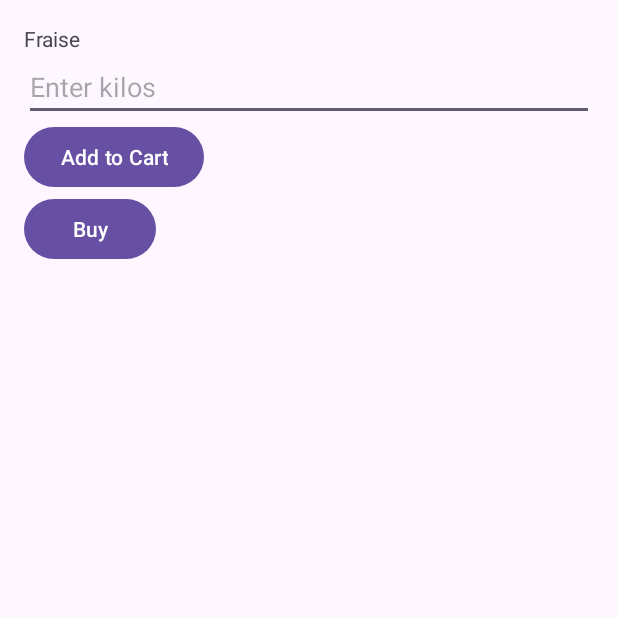
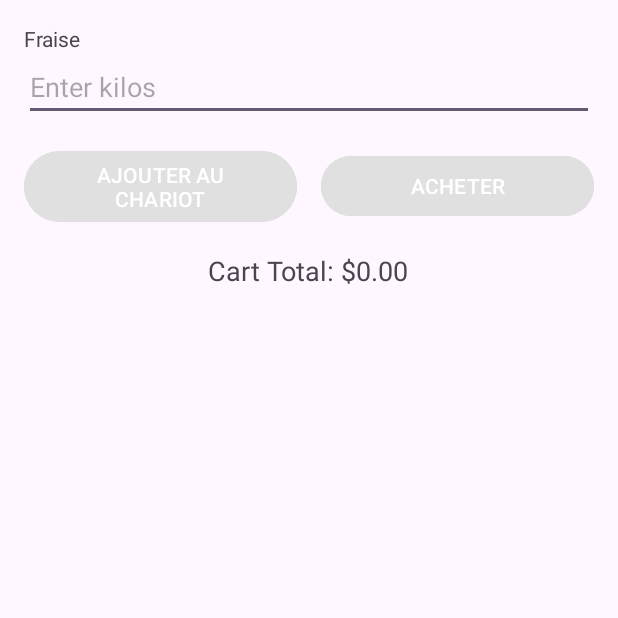
Before and after one commit to FradiMohamedAmine/FruitProject_devMobile, an Android app: the screen it shows after launch (PurchaseActivity), after a tap on "Fraise", on a phone screen of 412 x 824 dp, the top half of it. Run offline under Robolectric (Android 15) with nearby library versions, the phone set to English and light mode, and no system bars.

Commit message:
feat: add to cart

```diff
--- a/app/src/main/java/com/example/myapplication/PurchaseActivity.java
+++ b/app/src/main/java/com/example/myapplication/PurchaseActivity.java
@@ -10,65 +10,83 @@ import android.widget.Toast;
 
 import androidx.appcompat.app.AppCompatActivity;
 
-import java.io.Serializable;
-
 import utils.Fruit;
 
 public class PurchaseActivity extends AppCompatActivity {
 
-    private TextView fruitName;
+    private TextView fruitName, cartTotalText;
     private EditText kilos;
     private Button addToCartButton, buyButton;
     private Fruit fruit;
+    private static float totalSum = 0.0f;  // Static total sum of all purchases
 
     @Override
     protected void onCreate(Bundle savedInstanceState) {
         super.onCreate(savedInstanceState);
         setContentView(R.layout.activity_purchase);
 
-        // Find views by ID
         fruitName = findViewById(R.id.fruitName);
         kilos = findViewById(R.id.kilos);
+        cartTotalText = findViewById(R.id.cartTotalText);  // TextView to display cart total
         addToCartButton = findViewById(R.id.addToCartButton);
         buyButton = findViewById(R.id.buyButton);
 
-        // Get the Fruit object from the Intent
         Intent intent = getIntent();
         fruit = (Fruit) intent.getSerializableExtra("fruit");
 
-        // Set fruit name to TextView
         if (fruit != null) {
             fruitName.setText(fruit.getName());
         } else {
             Toast.makeText(this, "Fruit data not found", Toast.LENGTH_SHORT).show();
-            finish(); // Exit if no data is available
+            finish();  // Exit if no data is available
         }
 
-        // Add to cart button action (go back to MainActivity)
+        updateCartTotalDisplay();
+
         addToCartButton.setOnClickListener(new View.OnClickListener() {
             @Override
             public void onClick(View v) {
-                finish(); // Closes current activity and returns to the previous one
+                addCurrentProductToCart();
+                Intent intent = new Intent(PurchaseActivity.this, MainActivity.class);
+                startActivity(intent);
+                Toast.makeText(PurchaseActivity.this, "Added to cart! Returning to main page.", Toast.LENGTH_SHORT).show();
             }
         });
 
-        // Buy button action (go to BillActivity with total price)
         buyButton.setOnClickListener(new View.OnClickListener() {
             @Override
             public void onClick(View v) {
-                try {
-                    int kilosInt = Integer.parseInt(kilos.getText().toString());
-                    float pricePerKilo = fruit.getPrice();
-                    float totalPrice = kilosInt * pricePerKilo;
-
-                    // Send total price to BillActivity
-                    Intent billIntent = new Intent(PurchaseActivity.this, BillActivity.class);
-                    billIntent.putExtra("totalPrice", totalPrice);
-                    startActivity(billIntent);
-                } catch (NumberFormatException e) {
-                    Toast.makeText(PurchaseActivity.this, "Please enter a valid quantity", Toast.LENGTH_SHORT).show();
-                }
+                addCurrentProductToCart();
+                Intent billIntent = new Intent(PurchaseActivity.this, BillActivity.class);
+                billIntent.putExtra("totalPrice", totalSum);
+                startActivity(billIntent);
+                resetTotalSum();
+                updateCartTotalDisplay();  // Reset display to 0 after purchase
             }
         });
     }
+
+    private void addCurrentProductToCart() {
+        try {
+            int kilosInt = Integer.parseInt(kilos.getText().toString());
+            float pricePerKilo = fruit.getPrice();
+            float purchaseTotal = kilosInt * pricePerKilo;
+            totalSum += purchaseTotal;
+            updateCartTotalDisplay();  // Update display after adding product
+        } catch (NumberFormatException e) {
+            Toast.makeText(this, "Please enter a valid quantity", Toast.LENGTH_SHORT).show();
+        }
+    }
+
+    private void updateCartTotalDisplay() {
+        cartTotalText.setText("Cart Total: $" + String.format("%.2f", totalSum));
+    }
+
+    public static void resetTotalSum() {
+        totalSum = 0.0f;
+    }
+
+    public static float getTotalSum() {
+        return totalSum;
+    }
 }
--- a/app/src/main/res/layout/activity_purchase.xml
+++ b/app/src/main/res/layout/activity_purchase.xml
@@ -1,4 +1,3 @@
-<?xml version="1.0" encoding="utf-8"?>
 <LinearLayout xmlns:android="http://schemas.android.com/apk/res/android"
     android:orientation="vertical"
     android:layout_width="match_parent"
@@ -17,15 +16,39 @@
         android:layout_height="wrap_content"
         android:hint="Enter kilos" />
 
-    <Button
-        android:id="@+id/addToCartButton"
+    <LinearLayout
+        android:orientation="horizontal"
+        android:layout_width="match_parent"
+        android:layout_height="wrap_content"
+        android:layout_marginTop="16dp"
+        android:gravity="center">
+
+        <Button
+            android:id="@+id/addToCartButton"
+            android:layout_width="0dp"
+            android:layout_height="wrap_content"
+            android:layout_weight="1"
+            android:layout_marginEnd="8dp"
+            android:backgroundTint="#E0E0E0"
+            android:text="AJOUTER AU CHARIOT" />
+
+        <Button
+            android:id="@+id/buyButton"
+            android:layout_width="0dp"
+            android:layout_height="wrap_content"
+            android:layout_weight="1"
+            android:layout_marginStart="8dp"
+            android:backgroundTint="#E0E0E0"
+            android:text="ACHETER" />
+    </LinearLayout>
+
+    <TextView
+        android:id="@+id/cartTotalText"
         android:layout_width="wrap_content"
         android:layout_height="wrap_content"
-        android:text="Add to Cart" />
+        android:text="Cart Total: $0.00"
+        android:textSize="18sp"
+        android:layout_marginTop="16dp"
+        android:layout_gravity="center_horizontal"/>
 
-    <Button
-        android:id="@+id/buyButton"
-        android:layout_width="wrap_content"
-        android:layout_height="wrap_content"
-        android:text="Buy" />
 </LinearLayout>
```
Also changed, not shown: app/src/main/java/com/example/myapplication/BillActivity.java (+6 -6 lines), app/src/main/res/layout/activity_bill.xml (+4 -3 lines).
